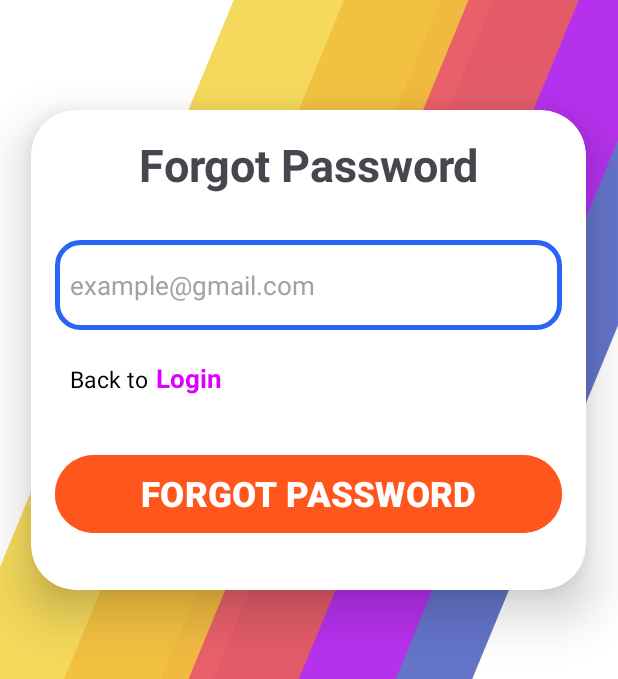
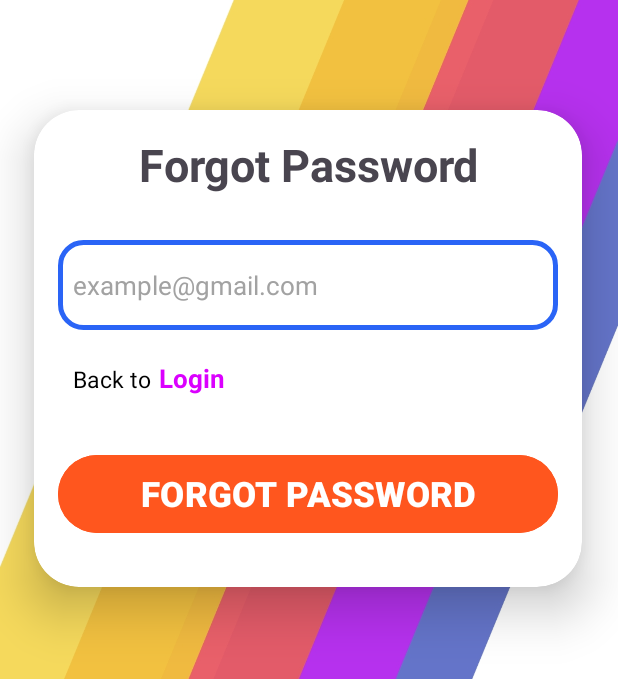
Before and after one commit to Faiza-Akter/KnowledgeNest, an Android app: the ForgetPasswordActivity screen opened directly, with no data from a screen before it, on a phone screen of 412 x 824 dp. Shown: the part 198-877 px from the top of the screen. Run offline under Robolectric (Android 15) with nearby library versions, the phone set to English and light mode, and no system bars; our stand-ins replace Firebase (no records; nobody signed in at launch, a user with empty details on screens opened directly).

Commit message:
Changes in xml files

```diff
--- a/app/src/main/res/layout/activity_forget_password.xml
+++ b/app/src/main/res/layout/activity_forget_password.xml
@@ -22,8 +22,8 @@
 
     <androidx.cardview.widget.CardView
         android:id="@+id/cardView"
-        android:layout_width="370dp"
-        android:layout_height="320dp"
+        android:layout_width="365dp"
+        android:layout_height="318dp"
         android:layout_marginTop="205dp"
         android:background="@drawable/border"
         app:cardCornerRadius="30dp"
--- a/app/src/main/res/layout/activity_main.xml
+++ b/app/src/main/res/layout/activity_main.xml
@@ -25,7 +25,7 @@
         android:id="@+id/toolbarTitle"
         android:layout_width="wrap_content"
         android:layout_height="wrap_content"
-        android:layout_marginStart="16dp"
+        android:layout_marginStart="17dp"
         android:text="@string/app_name"
         android:textColor="@color/white"
         android:textSize="24sp"
```
